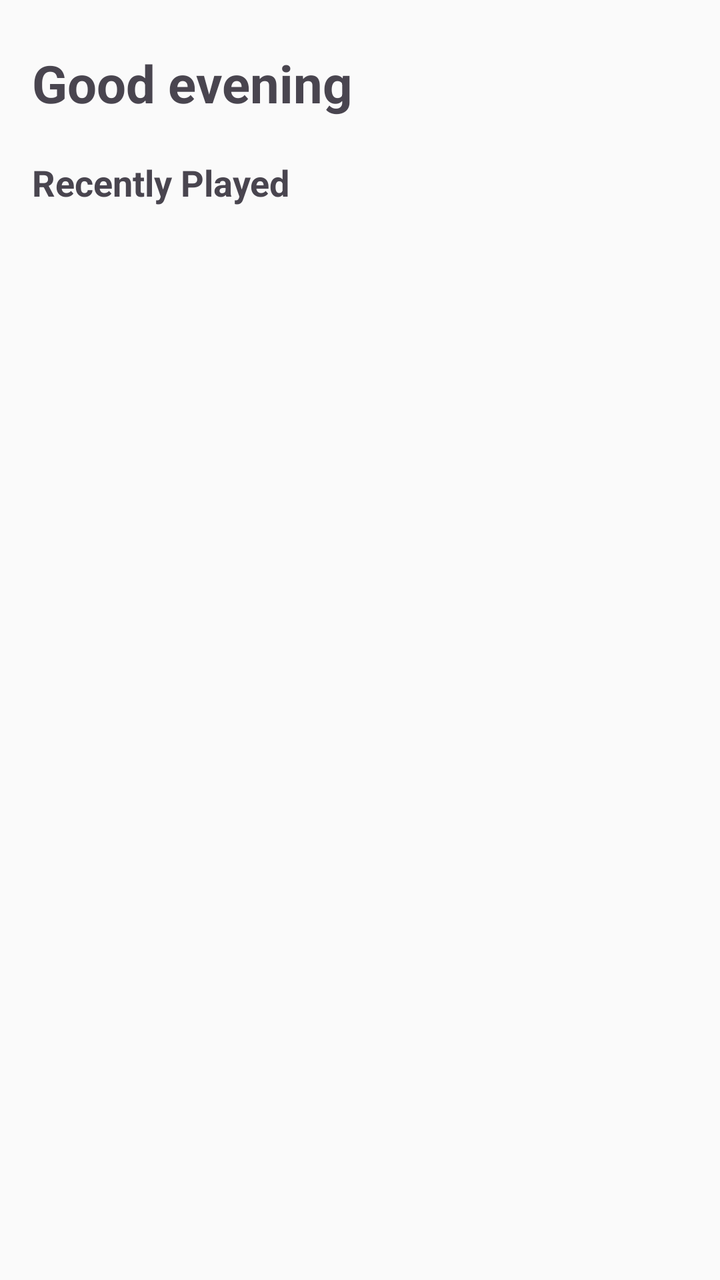
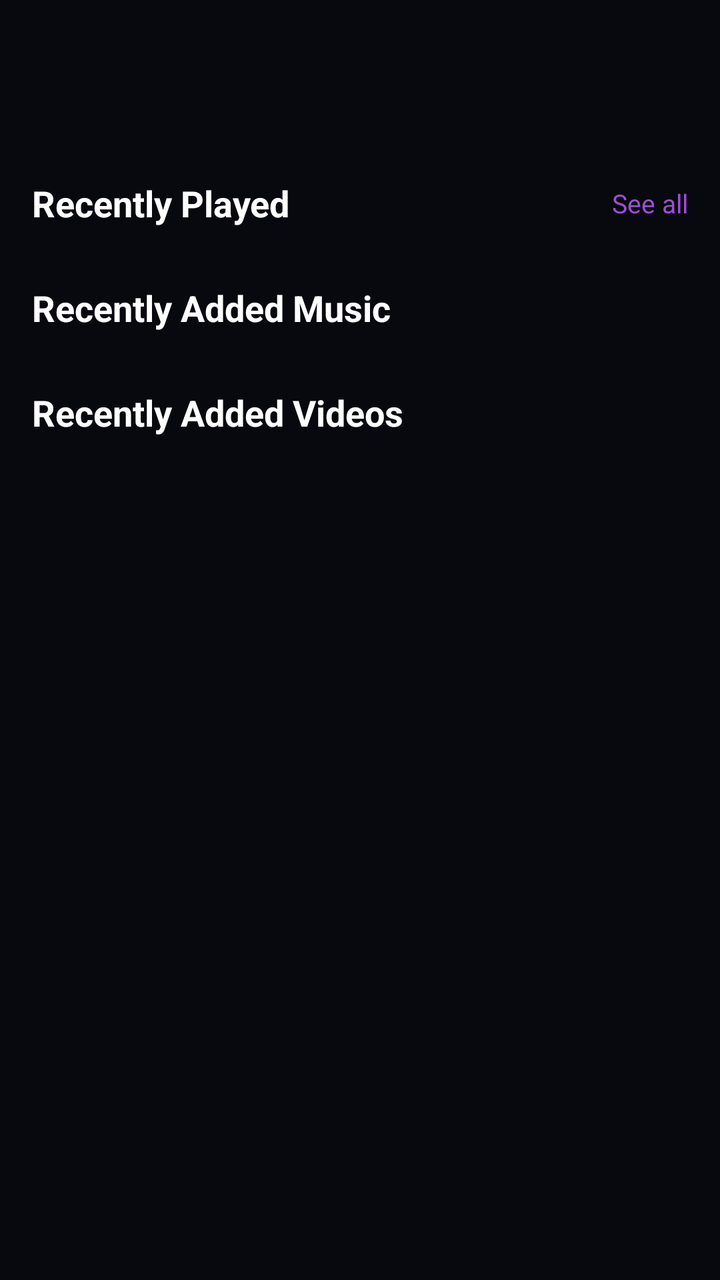

The first picture is an Android layout as it rendered before a commit; the second is the same layout after the commit. The layout source and the unified diff follow.
<!-- AndroidManifest.xml: application theme Theme.FountainPlay -->
<!-- res/layout/fragment_home.xml -->
<?xml version="1.0" encoding="utf-8"?>
<androidx.core.widget.NestedScrollView
    xmlns:android="http://schemas.android.com/apk/res/android"
    android:layout_width="match_parent"
    android:layout_height="match_parent">
    <LinearLayout
        android:layout_width="match_parent"
        android:layout_height="wrap_content"
        android:orientation="vertical"
        android:paddingBottom="16dp">
        <TextView
            android:id="@+id/tv_greeting"
            android:layout_width="match_parent"
            android:layout_height="wrap_content"
            android:text="Good evening"
            android:textSize="26sp"
            android:textStyle="bold"
            android:paddingHorizontal="16dp"
            android:paddingTop="24dp" />
        <TextView
            android:layout_width="match_parent"
            android:layout_height="wrap_content"
            android:text="Recently Played"
            android:textSize="18sp"
            android:textStyle="bold"
            android:paddingHorizontal="16dp"
            android:paddingTop="20dp"
            android:paddingBottom="8dp" />
        <androidx.recyclerview.widget.RecyclerView
            android:id="@+id/rv_recent"
            android:layout_width="match_parent"
            android:layout_height="wrap_content"
            android:orientation="horizontal"
            android:paddingHorizontal="8dp"
            android:clipToPadding="false" />
    </LinearLayout>
</androidx.core.widget.NestedScrollView>
<!-- resources referenced by this layout -->
<resources>
  <style name="Theme.FountainPlay" parent="Theme.Material3.Light.NoActionBar">
          <item name="colorPrimary">@color/fp_purple</item>
          <item name="colorPrimaryDark">@color/fp_purple_dark</item>
          <item name="colorAccent">@color/fp_red</item>
          <item name="colorSurface">@color/surface_light</item>
          <item name="android:windowBackground">@color/background_light</item>
          <item name="android:statusBarColor">@color/fp_purple_dark</item>
      </style>
  <color name="fp_purple">#7B2FBE</color>
  <color name="fp_purple_dark">#5A1E8C</color>
  <color name="fp_red">#E53935</color>
  <color name="surface_light">#FFFFFF</color>
  <color name="background_light">#FAFAFA</color>
</resources>

<!-- the commit's change to res/layout/fragment_home.xml (unified diff, before → after) -->
@@ -2,36 +2,66 @@
 <androidx.core.widget.NestedScrollView
     xmlns:android="http://schemas.android.com/apk/res/android"
     android:layout_width="match_parent"
-    android:layout_height="match_parent">
+    android:layout_height="match_parent"
+    android:background="@color/background_dark">
+
     <LinearLayout
         android:layout_width="match_parent"
         android:layout_height="wrap_content"
         android:orientation="vertical"
-        android:paddingBottom="16dp">
-        <TextView
-            android:id="@+id/tv_greeting"
-            android:layout_width="match_parent"
-            android:layout_height="wrap_content"
-            android:text="Good evening"
-            android:textSize="26sp"
-            android:textStyle="bold"
-            android:paddingHorizontal="16dp"
-            android:paddingTop="24dp" />
-        <TextView
-            android:layout_width="match_parent"
-            android:layout_height="wrap_content"
-            android:text="Recently Played"
-            android:textSize="18sp"
-            android:textStyle="bold"
-            android:paddingHorizontal="16dp"
-            android:paddingTop="20dp"
-            android:paddingBottom="8dp" />
-        <androidx.recyclerview.widget.RecyclerView
-            android:id="@+id/rv_recent"
-            android:layout_width="match_parent"
-            android:layout_height="wrap_content"
-            android:orientation="horizontal"
-            android:paddingHorizontal="8dp"
+        android:paddingBottom="120dp">
+
+        
+        <TextView android:id="@+id/tv_greeting"
+            android:layout_width="match_parent" android:layout_height="wrap_content"
+            android:textSize="28sp" android:textStyle="bold"
+            android:textColor="@color/white"
+            android:paddingHorizontal="16dp" android:paddingTop="24dp" android:paddingBottom="8dp" />
+
+        
+        <LinearLayout android:layout_width="match_parent" android:layout_height="wrap_content"
+            android:orientation="horizontal" android:gravity="center_vertical"
+            android:paddingHorizontal="16dp" android:paddingTop="20dp" android:paddingBottom="8dp">
+            <TextView android:layout_width="0dp" android:layout_height="wrap_content"
+                android:layout_weight="1" android:text="Recently Played"
+                android:textSize="18sp" android:textStyle="bold" android:textColor="@color/white" />
+            <TextView android:id="@+id/tv_see_all_music"
+                android:layout_width="wrap_content" android:layout_height="wrap_content"
+                android:text="See all" android:textColor="@color/fp_purple_light" android:textSize="13sp" />
+        </LinearLayout>
+
+        <androidx.recyclerview.widget.RecyclerView android:id="@+id/rv_recently_played"
+            android:layout_width="match_parent" android:layout_height="wrap_content"
+            android:orientation="horizontal" android:paddingHorizontal="8dp"
             android:clipToPadding="false" />
+
+        
+        <LinearLayout android:layout_width="match_parent" android:layout_height="wrap_content"
+            android:orientation="horizontal" android:gravity="center_vertical"
+            android:paddingHorizontal="16dp" android:paddingTop="20dp" android:paddingBottom="8dp">
+            <TextView android:layout_width="0dp" android:layout_height="wrap_content"
+                android:layout_weight="1" android:text="Recently Added Music"
+                android:textSize="18sp" android:textStyle="bold" android:textColor="@color/white" />
+        </LinearLayout>
+
+        <androidx.recyclerview.widget.RecyclerView android:id="@+id/rv_recent_music"
+            android:layout_width="match_parent" android:layout_height="wrap_content"
+            android:orientation="horizontal" android:paddingHorizontal="8dp"
+            android:clipToPadding="false" />
+
+        
+        <LinearLayout android:layout_width="match_parent" android:layout_height="wrap_content"
+            android:orientation="horizontal" android:gravity="center_vertical"
+            android:paddingHorizontal="16dp" android:paddingTop="20dp" android:paddingBottom="8dp">
+            <TextView android:layout_width="0dp" android:layout_height="wrap_content"
+                android:layout_weight="1" android:text="Recently Added Videos"
+                android:textSize="18sp" android:textStyle="bold" android:textColor="@color/white" />
+        </LinearLayout>
+
+        <androidx.recyclerview.widget.RecyclerView android:id="@+id/rv_recent_videos"
+            android:layout_width="match_parent" android:layout_height="wrap_content"
+            android:orientation="horizontal" android:paddingHorizontal="8dp"
+            android:clipToPadding="false" />
+
     </LinearLayout>
 </androidx.core.widget.NestedScrollView>
<!-- resource entries referenced after the edit -->
@@ -1,17 +1,23 @@
 <!-- resources referenced by this layout -->
 <resources>
-  <style name="Theme.FountainPlay" parent="Theme.Material3.Light.NoActionBar">
+  <color name="background_dark">#08080F</color>
+  <color name="fp_purple_light">#9C4FD4</color>
+  <color name="white">#FFFFFF</color>
+  <style name="Theme.FountainPlay" parent="Theme.Material3.Dark.NoActionBar">
           <item name="colorPrimary">@color/fp_purple</item>
           <item name="colorPrimaryDark">@color/fp_purple_dark</item>
           <item name="colorAccent">@color/fp_red</item>
-          <item name="colorSurface">@color/surface_light</item>
-          <item name="android:windowBackground">@color/background_light</item>
-          <item name="android:statusBarColor">@color/fp_purple_dark</item>
+          <item name="colorSurface">@color/surface_dark</item>
+          <item name="colorOnSurface">@color/on_surface_dark</item>
+          <item name="android:windowBackground">@color/background_dark</item>
+          <item name="android:statusBarColor">@color/background_dark</item>
+          <item name="android:navigationBarColor">@color/surface_dark</item>
+          <item name="android:windowLayoutInDisplayCutoutMode">shortEdges</item>
       </style>
   <color name="fp_purple">#7B2FBE</color>
   <color name="fp_purple_dark">#5A1E8C</color>
   <color name="fp_red">#E53935</color>
-  <color name="surface_light">#FFFFFF</color>
-  <color name="background_light">#FAFAFA</color>
+  <color name="surface_dark">#0F0F1A</color>
+  <color name="on_surface_dark">#F0E6FF</color>
 </resources>
 
